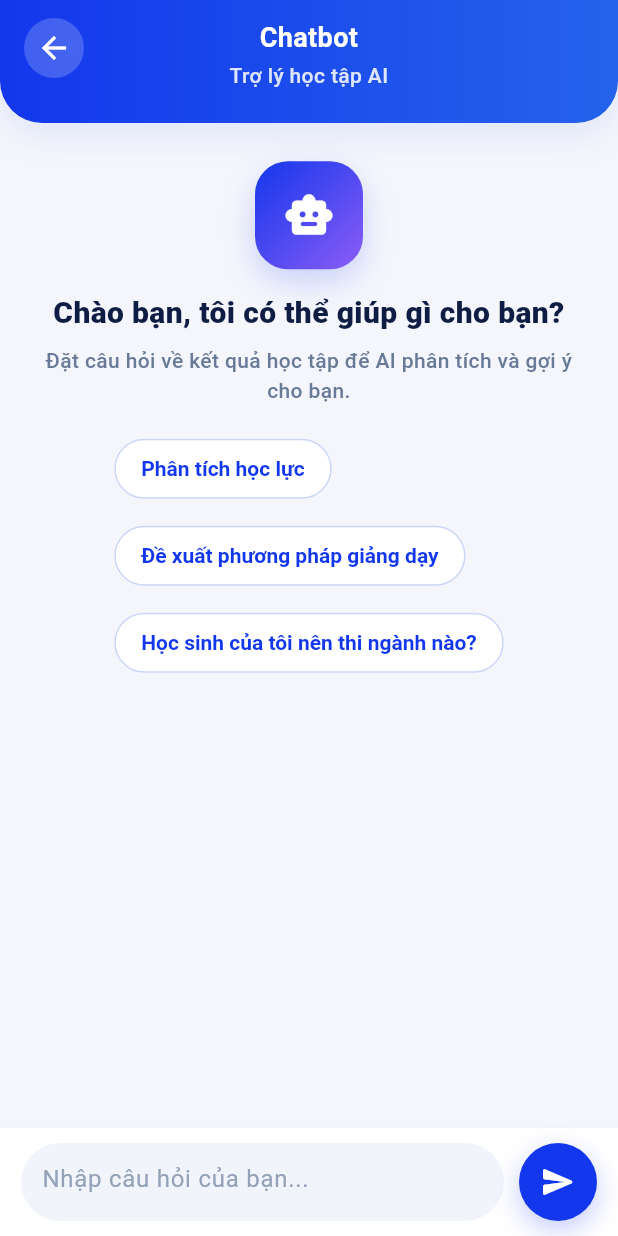
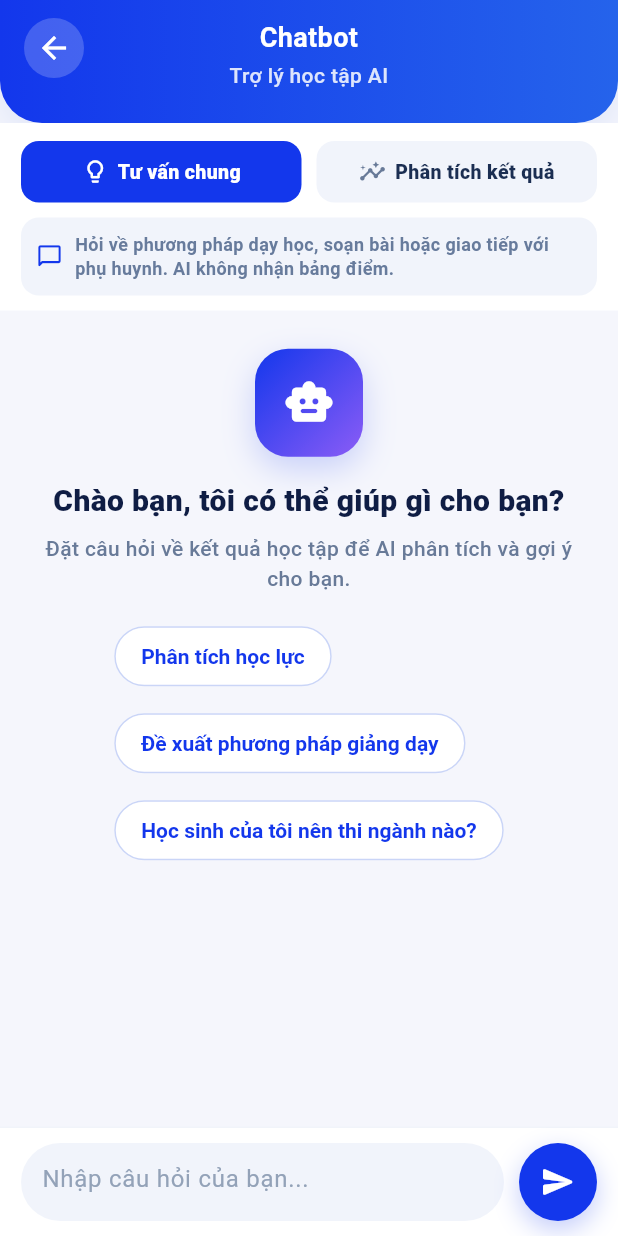
Before and after one commit to DangHieu19022004/edu_app, a Flutter app: the ChatbotScreen screen opened directly, after a tap on the "send" icon, on a phone screen of 412 x 824 dp. Run offline on Flutter 3.47's test engine with Material 3 defaults, Android fonts, the phone set to English and light mode, and no system bars; our stand-ins replace firebase_auth, firebase_core, flutter_dotenv, flutter_markdown, flutter_secure_storage, google_sign_in and 1 more; missing offline and left inert: flutter_facebook_auth; accounts and stored records are empty.

Commit message:
feat: tab chatbot

```diff
--- a/edu_app_flutter/lib/constants/api_config.dart
+++ b/edu_app_flutter/lib/constants/api_config.dart
@@ -4,7 +4,7 @@ class ApiConfig {
   ApiConfig._();
 
   static const String _buildBaseUrl = String.fromEnvironment('API_BASE_URL');
-  static const String _defaultBaseUrl = 'http://192.168.168.231:8000';
+  static const String _defaultBaseUrl = 'http://192.168.110.152:8000';
 
   static const String apiPrefix = '/api';
 
--- a/edu_app_flutter/lib/models/chatbot_models.dart
+++ b/edu_app_flutter/lib/models/chatbot_models.dart
@@ -4,17 +4,20 @@ class ChatbotAskRequest {
   const ChatbotAskRequest({
     required this.question,
     required this.students,
+    required this.contextMode,
     this.conversationId,
   });
 
   final String question;
   final List<ChatbotStudentPayload> students;
+  final String contextMode;
   final String? conversationId;
 
   Map<String, dynamic> toJson() {
     return {
       'question': question,
       'students': students.map((item) => item.toJson()).toList(),
+      'context_mode': contextMode,
       if ((conversationId ?? '').trim().isNotEmpty)
         'conversation_id': conversationId!.trim(),
     };
--- a/edu_app_flutter/lib/services/chatbot_service.dart
+++ b/edu_app_flutter/lib/services/chatbot_service.dart
@@ -20,6 +20,7 @@ class ChatbotService {
   Future<ChatbotAskResponse> askChatbot({
     required String question,
     List<OcrAllStudentDataItem> students = const <OcrAllStudentDataItem>[],
+    String contextMode = 'general',
     String? conversationId,
   }) async {
     final uid = (AuthSession.instance.uid ?? '').trim();
@@ -37,6 +38,7 @@ class ChatbotService {
     final request = ChatbotAskRequest(
       question: normalizedQuestion,
       students: students.map(ChatbotStudentPayload.fromOcrItem).toList(),
+      contextMode: contextMode,
       conversationId: conversationId,
     );
 
--- a/edu_app_flutter/lib/views/screens/chatbot_screen.dart
+++ b/edu_app_flutter/lib/views/screens/chatbot_screen.dart
@@ -30,15 +30,27 @@ class _ChatMessage {
 
 enum _MessageSender { ai, user }
 
+enum _ChatbotMode { generalConsultation, resultAnalysis }
+
 class _ChatbotScreenState extends State<ChatbotScreen> {
   final TextEditingController _messageController = TextEditingController();
   final ChatbotService _chatbotService = ChatbotService();
   final OcrService _ocrService = OcrService();
-  final List<_ChatMessage> _messages = <_ChatMessage>[];
+  final Map<_ChatbotMode, List<_ChatMessage>> _messagesByMode =
+      <_ChatbotMode, List<_ChatMessage>>{
+        _ChatbotMode.generalConsultation: <_ChatMessage>[],
+        _ChatbotMode.resultAnalysis: <_ChatMessage>[],
+      };
   final ScrollController _scrollController = ScrollController();
-  bool _isSending = false;
   List<OcrAllStudentDataItem>? _cachedStudents;
-  String? _conversationId;
+  _ChatbotMode _activeMode = _ChatbotMode.generalConsultation;
+  _ChatbotMode? _sendingMode;
+
+  List<_ChatMessage> get _activeMessages => _messagesByMode[_activeMode]!;
+
+  bool get _isSending => _sendingMode != null;
+
+  bool get _isSendingActiveMode => _sendingMode == _activeMode;
 
   @override
   void dispose() {
@@ -60,14 +72,15 @@ class _ChatbotScreenState extends State<ChatbotScreen> {
           child: Column(
             children: [
               _buildHeader(),
+              _buildModeTabs(),
               Expanded(
-                child: _messages.isEmpty && !_isSending
+                child: _activeMessages.isEmpty && !_isSendingActiveMode
                     ? _buildEmptyStateDecor()
                     : ListView(
                         controller: _scrollController,
                         padding: const EdgeInsets.fromLTRB(14, 12, 14, 12),
                         children: [
-                          ..._messages.map(
+                          ..._activeMessages.map(
                             (message) => message.sender == _MessageSender.ai
                                 ? AiChatBubble(message: message.text)
                                 : UserChatBubble(
@@ -75,7 +88,7 @@ class _ChatbotScreenState extends State<ChatbotScreen> {
                                     avatar: userAvatar,
                                   ),
                           ),
-                          if (_isSending) const AiTypingIndicator(),
+                          if (_isSendingActiveMode) const AiTypingIndicator(),
                         ],
                       ),
               ),
@@ -100,6 +113,127 @@ class _ChatbotScreenState extends State<ChatbotScreen> {
           MaterialPageRoute(builder: (_) => const DashboardScreen()),
         );
       },
+    );
+  }
+
+  Widget _buildModeTabs() {
+    return Container(
+      color: AppColors.white,
+      padding: const EdgeInsets.fromLTRB(14, 12, 14, 10),
+      child: Column(
+        crossAxisAlignment: CrossAxisAlignment.start,
+        children: [
+          Row(
+            children: [
+              Expanded(
+                child: _buildModeTab(
+                  mode: _ChatbotMode.generalConsultation,
+                  icon: Icons.lightbulb_outline_rounded,
+                  label: 'Tư vấn chung',
+                ),
+              ),
+              const SizedBox(width: 10),
+              Expanded(
+                child: _buildModeTab(
+                  mode: _ChatbotMode.resultAnalysis,
+                  icon: Icons.insights_rounded,
+                  label: 'Phân tích kết quả',
+                ),
+              ),
+            ],
+          ),
+          const SizedBox(height: 10),
+          AnimatedSwitcher(
+            duration: const Duration(milliseconds: 180),
+            child: Container(
+              key: ValueKey<_ChatbotMode>(_activeMode),
+              padding: const EdgeInsets.all(10),
+              decoration: BoxDecoration(
+                color: const Color(0xFFF1F4FB),
+                borderRadius: BorderRadius.circular(12),
+              ),
+              child: Row(
+                children: [
+                  Icon(
+                    _activeMode == _ChatbotMode.generalConsultation
+                        ? Icons.chat_bubble_outline_rounded
+                        : Icons.school_outlined,
+                    size: 18,
+                    color: AppColors.primary,
+                  ),
+                  const SizedBox(width: 8),
+                  Expanded(
+                    child: Text(
+                      _activeMode == _ChatbotMode.generalConsultation
+                          ? 'Hỏi về phương pháp dạy học, soạn bài hoặc giao tiếp với phụ huynh. AI không nhận bảng điểm.'
+                          : 'Hỏi về điểm số, môn yếu hoặc gợi ý hỗ trợ học sinh. AI sẽ dùng dữ liệu kết quả học tập.',
+                      style: const TextStyle(
+                        fontSize: 12,
+                        height: 1.35,
+                        color: AppColors.body,
+                        fontWeight: FontWeight.w600,
+                      ),
+                    ),
+                  ),
+                ],
+              ),
+            ),
+          ),
+        ],
+      ),
+    );
+  }
+
+  Widget _buildModeTab({
+    required _ChatbotMode mode,
+    required IconData icon,
+    required String label,
+  }) {
+    final isSelected = mode == _activeMode;
+
+    return InkWell(
+      borderRadius: BorderRadius.circular(12),
+      onTap: () {
+        if (isSelected) {
+          return;
+        }
+
+        _dismissKeyboard();
+        setState(() {
+          _activeMode = mode;
+        });
+        _scrollToBottom();
+      },
+      child: AnimatedContainer(
+        duration: const Duration(milliseconds: 180),
+        padding: const EdgeInsets.symmetric(horizontal: 10, vertical: 11),
+        decoration: BoxDecoration(
+          color: isSelected ? AppColors.primary : const Color(0xFFF1F4FB),
+          borderRadius: BorderRadius.circular(12),
+        ),
+        child: Row(
+          mainAxisAlignment: MainAxisAlignment.center,
+          children: [
+            Icon(
+              icon,
+              size: 18,
+              color: isSelected ? AppColors.white : AppColors.subtitle,
+            ),
+            const SizedBox(width: 6),
+            Flexible(
+              child: Text(
+                label,
+                overflow: TextOverflow.ellipsis,
+                style: TextStyle(
+                  fontSize: 13,
+                  fontWeight: FontWeight.w800,
+                  color: isSelected ? AppColors.white : AppColors.label,
+                ),
+              ),
+            ),
+          ],
+        ),
+      ),
     );
   }
 
@@ -274,20 +408,27 @@ class _ChatbotScreenState extends State<ChatbotScreen> {
       return;
     }
 
+    final sendingMode = _activeMode;
+    final messages = _messagesByMode[sendingMode]!;
+
     setState(() {
-      _messages.add(_ChatMessage(sender: _MessageSender.user, text: text));
+      messages.add(_ChatMessage(sender: _MessageSender.user, text: text));
       _messageController.clear();
-      _isSending = true;
+      _sendingMode = sendingMode;
     });
 
     _scrollToBottom();
 
     try {
-      final students = await _getStudentsForChatbot();
+      final students = sendingMode == _ChatbotMode.resultAnalysis
+          ? await _getStudentsForChatbot()
+          : const <OcrAllStudentDataItem>[];
       final response = await _chatbotService.askChatbot(
         question: text,
         students: students,
-        conversationId: _conversationId,
+        contextMode: sendingMode == _ChatbotMode.resultAnalysis
+            ? 'result_analysis'
+            : 'general',
       );
 
       final answer = response.answer.trim();
@@ -298,11 +439,7 @@ class _ChatbotScreenState extends State<ChatbotScreen> {
 
       setState(() {
         if (answer.isNotEmpty) {
-          _messages.add(_ChatMessage(sender: _MessageSender.ai, text: answer));
-        }
-        final conversationId = response.conversationId.trim();
-        if (conversationId.isNotEmpty) {
-          _conversationId = conversationId;
+          messages.add(_ChatMessage(sender: _MessageSender.ai, text: answer));
         }
       });
     } catch (e) {
@@ -315,7 +452,7 @@ class _ChatbotScreenState extends State<ChatbotScreen> {
       }
 
       setState(() {
-        _messages.add(_ChatMessage(sender: _MessageSender.ai, text: fallback));
+        messages.add(_ChatMessage(sender: _MessageSender.ai, text: fallback));
       });
     } finally {
       if (!mounted) {
@@ -323,7 +460,7 @@ class _ChatbotScreenState extends State<ChatbotScreen> {
       }
 
       setState(() {
-        _isSending = false;
+        _sendingMode = null;
       });
 
       _scrollToBottom();
```
Also changed, not shown: 3 other files.
